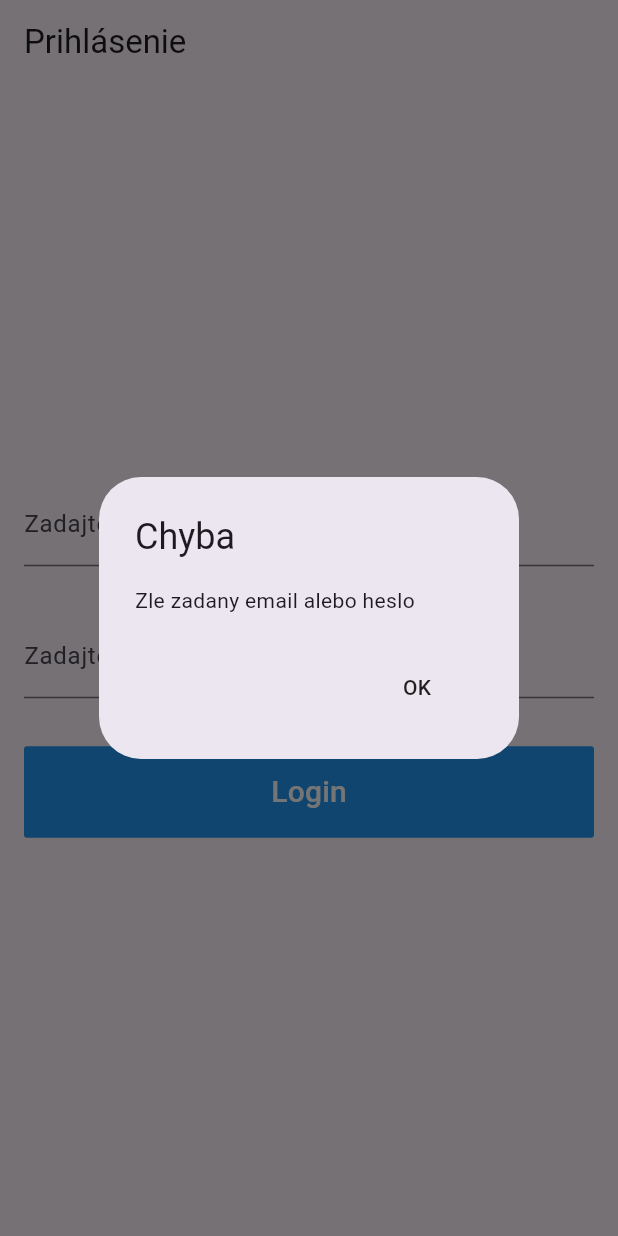
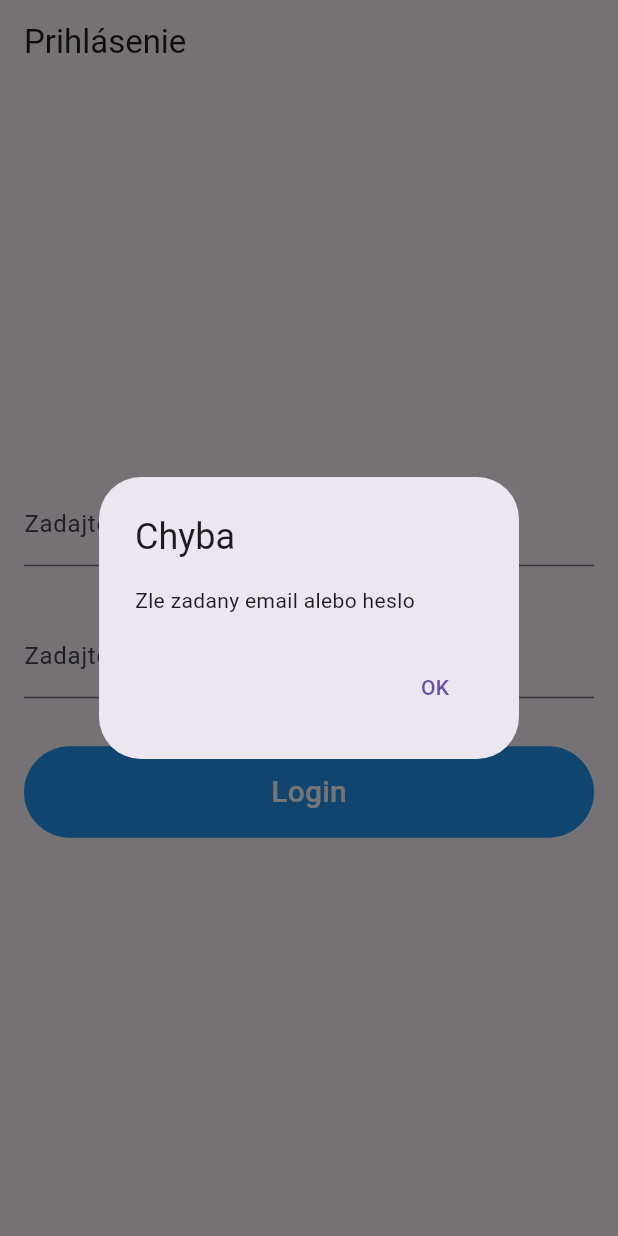
Before and after one commit to simonharvan/skischool-app, a Flutter app: the screen it shows after launch, after a tap on "Login", on a phone screen of 412 x 824 dp. Run offline on Flutter 3.47's test engine with Material 3 defaults, Android fonts, the phone set to English and light mode, and no system bars; drawn by our look-alikes of pull_to_refresh; our stand-ins replace firebase_core, firebase_crashlytics, firebase_messaging, infinite_scroll_pagination, logger, shared_preferences and 1 more; accounts and stored records are empty; generated files the repository leaves out were written again.

Commit message:
Update to new package name + Update to new flutter SDK 3.27.0

```diff
--- a/lib/screens/filter_page.dart
+++ b/lib/screens/filter_page.dart
@@ -57,19 +57,19 @@ class _FilterPageState extends State<FilterPage> {
               new Row(
                 mainAxisAlignment: MainAxisAlignment.spaceEvenly,
                 children: [
-                  FlatButton(
+                  TextButton(
                       child: Text('Vyčisti'),
                       onPressed: () {
                         _auth.setFilterDate(null);
                         Navigator.pop(context, true);
                       }),
-                  FlatButton(
+                  TextButton(
                       child: Text('Dnes'),
                       onPressed: () {
                         _auth.setFilterDate(DateTime.now());
                         Navigator.pop(context, true);
                       }),
-                  FlatButton(
+                  TextButton(
                       child: Text('OK'),
                       onPressed: () {
                         _auth.setFilterDate(_selectedDay);
--- a/lib/screens/login_page.dart
+++ b/lib/screens/login_page.dart
@@ -51,11 +51,12 @@ class _LoginPageState extends State<LoginPage> {
           ),
           Padding(
             padding: const EdgeInsets.all(16.0),
-            child: FlatButton(
-              color: Colors.blue,
-              textColor: Colors.white,
-              padding: EdgeInsets.all(16.0),
-              splashColor: Colors.blueAccent,
+            child: TextButton(
+              style: TextButton.styleFrom(
+                backgroundColor: Colors.blue,
+                foregroundColor: Colors.white,
+                padding: EdgeInsets.all(16.0),
+              ),
               onPressed: () {
                 login(_auth);
               },
@@ -93,7 +94,7 @@ class _LoginPageState extends State<LoginPage> {
           ],
         ),
       );
-      _scaffoldKey.currentState!.showSnackBar(snackbar);
+      ScaffoldMessenger.of(context).showSnackBar(snackbar);
 
       try {
         var result = await auth.login(email.text, password.text);
@@ -118,12 +119,12 @@ class _LoginPageState extends State<LoginPage> {
   }
 
   loginSuccess(bool value) {
-    _scaffoldKey.currentState!.hideCurrentSnackBar();
+    ScaffoldMessenger.of(context).hideCurrentSnackBar();
     Log.d('Login finished $value');
   }
 
   loginError() {
-    _scaffoldKey.currentState!.hideCurrentSnackBar();
+    ScaffoldMessenger.of(context).hideCurrentSnackBar();
     showAlertPopup(context, 'Chyba', 'Zle zadany email alebo heslo');
   }
 }
--- a/lib/utils/popup.dart
+++ b/lib/utils/popup.dart
@@ -17,7 +17,7 @@ void showAlertPopup(BuildContext context, String title, String detail) async {
         title: Text(title),
         content: Text(detail),
         actions: [
-          FlatButton(
+          TextButton(
               child: Text('OK'),
               onPressed: () {
                 Navigator.pop(context);
```
Also changed, not shown: lib/screens/lesson_detail_page.dart (+10 -6 lines), pubspec.yaml (+8 -8 lines), firebase.json (added), 16 other files.
